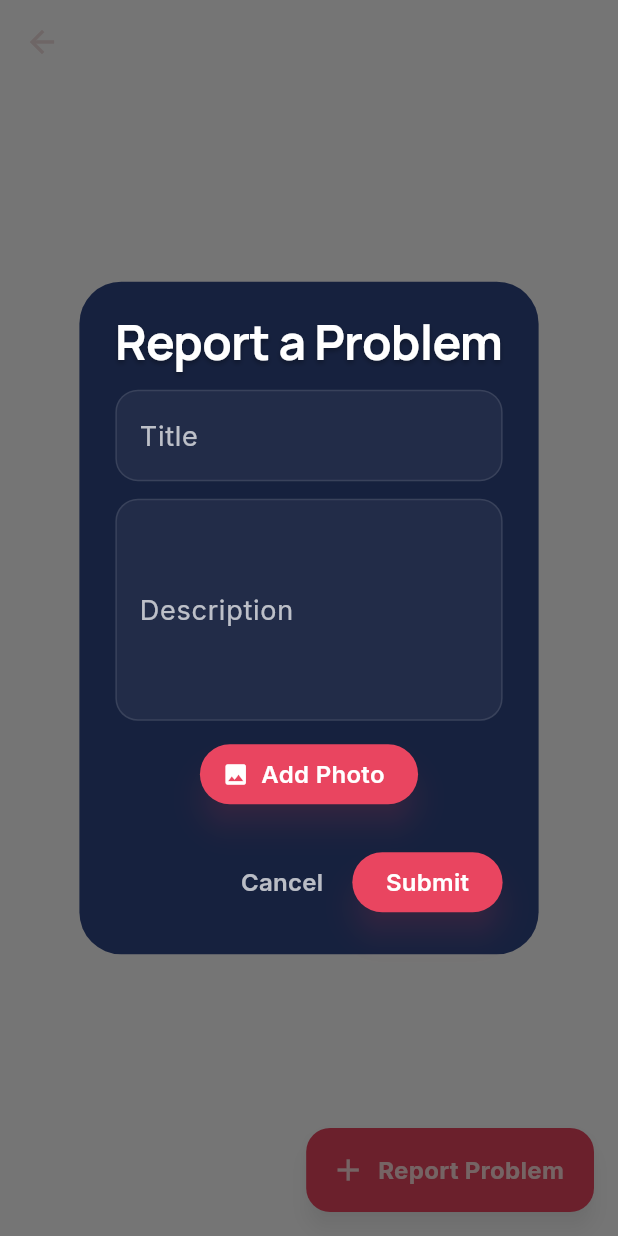
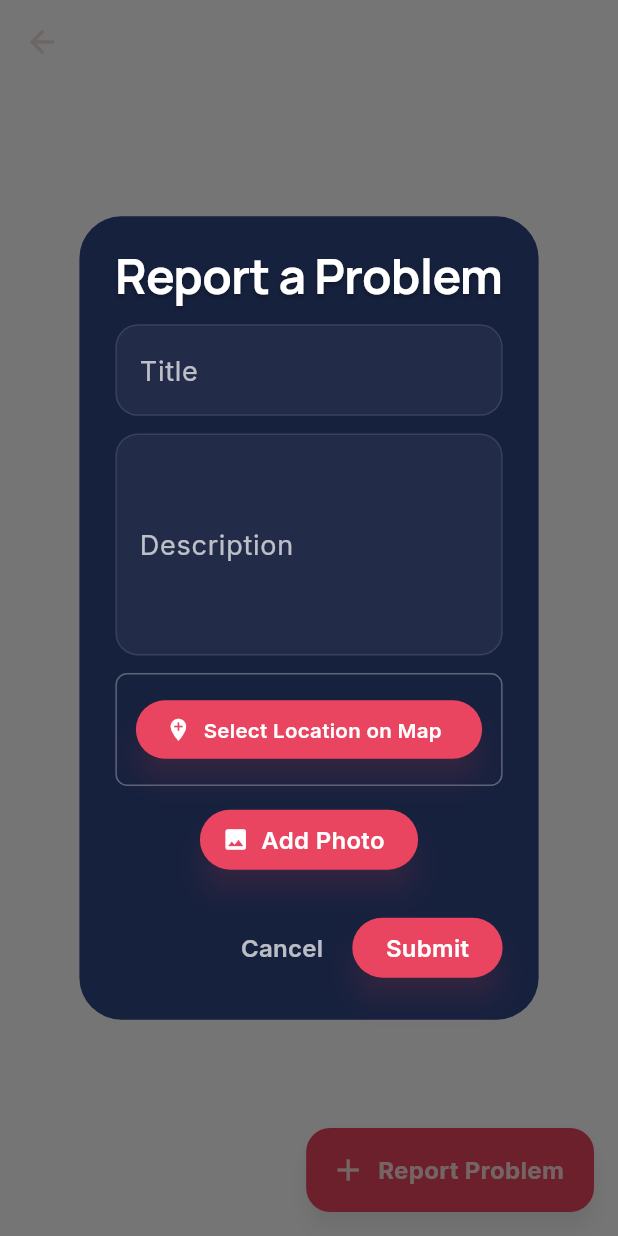
Before and after one commit to beulah12-cmd/beulynk, a Flutter app: the PostsScreen screen opened directly, after a tap on "Report Problem", on a phone screen of 412 x 824 dp. Run offline on Flutter 3.47's test engine with Material 3 defaults, Android fonts, the light colour scheme and no system bars; our stand-ins replace animated_text_kit, flutter_animate, flutter_screenutil, font_awesome_flutter, geolocator, google_fonts and 3 more; accounts and stored records are empty; network calls fail.

Commit message:
Add location picker for problem posts with Google Maps integration

```diff
--- a/blynk/lib/screens/posts_screen.dart
+++ b/blynk/lib/screens/posts_screen.dart
@@ -4,7 +4,9 @@ import 'package:google_fonts/google_fonts.dart';
 import 'package:flutter_screenutil/flutter_screenutil.dart';
 import 'package:image_picker/image_picker.dart';
 import 'package:flutter_animate/flutter_animate.dart';
+import 'package:google_maps_flutter/google_maps_flutter.dart';
 import '../services/api_service.dart';
+import 'location_picker_screen.dart';
 
 class PostsScreen extends StatefulWidget {
   const PostsScreen({super.key});
@@ -243,6 +245,7 @@ class _PostsScreenState extends State<PostsScreen> {
     final titleController = TextEditingController();
     final descriptionController = TextEditingController();
     File? selectedImage;
+    LatLng? selectedLocation;
 
     showDialog(
       context: context,
@@ -281,6 +284,94 @@ class _PostsScreenState extends State<PostsScreen> {
                   ),
                 ),
                 SizedBox(height: 12.h),
+
+                // Location selection
+                Container(
+                  padding: EdgeInsets.all(12.w),
+                  decoration: BoxDecoration(
+                    color: selectedLocation != null
+                        ? const Color(0xFF0F3460).withOpacity(0.5)
+                        : Colors.transparent,
+                    borderRadius: BorderRadius.circular(8.r),
+                    border: Border.all(
+                      color: selectedLocation != null
+                          ? const Color(0xFFE94560)
+                          : Colors.white.withOpacity(0.3),
+                    ),
+                  ),
+                  child: Column(
+                    crossAxisAlignment: CrossAxisAlignment.start,
+                    children: [
+                      if (selectedLocation != null) ...[
+                        Row(
+                          children: [
+                            Icon(
+                              Icons.location_on,
+                              color: const Color(0xFFE94560),
+                              size: 16.sp,
+                            ),
+                            SizedBox(width: 8.w),
+                            Expanded(
+                              child: Text(
+                                'Lat: ${selectedLocation!.latitude.toStringAsFixed(4)}\nLng: ${selectedLocation!.longitude.toStringAsFixed(4)}',
+                                style: GoogleFonts.inter(
+                                  fontSize: 12.sp,
+                                  color: Colors.white70,
+                                ),
+                              ),
+                            ),
+                          ],
+                        ),
+                        SizedBox(height: 8.h),
+                      ],
+                      ElevatedButton.icon(
+                        onPressed: () async {
+                          // Close dialog temporarily
+                          Navigator.pop(context);
+
+                          // Open location picker
+                          final LatLng? location = await Navigator.push(
+                            context,
+                            MaterialPageRoute(
+                              builder: (context) => LocationPickerScreen(
+                                initialLocation: selectedLocation,
+                              ),
+                            ),
+                          );
+
+                          // Reopen dialog with updated location
+                          if (location != null) {
+                            selectedLocation = location;
+                          }
+
+                          // Reopen the create post dialog
+                          _showCreatePostDialog();
+                          titleController.text = titleController.text;
+                          descriptionController.text = descriptionController.text;
+                        },
+                        icon: Icon(
+                          selectedLocation != null
+                              ? Icons.edit_location
+                              : Icons.add_location,
+                          size: 18.sp,
+                        ),
+                        style: ElevatedButton.styleFrom(
+                          backgroundColor: const Color(0xFFE94560),
+                          minimumSize: Size(double.infinity, 40.h),
+                        ),
+                        label: Text(
+                          selectedLocation != null
+                              ? 'Change Location'
+                              : 'Select Location on Map',
+                          style: GoogleFonts.inter(fontSize: 14.sp),
+                        ),
+                      ),
+                    ],
+                  ),
+                ),
+                SizedBox(height: 12.h),
+
+                // Photo selection
                 if (selectedImage != null)
                   ClipRRect(
                     borderRadius: BorderRadius.circular(8.r),
@@ -314,10 +405,21 @@ class _PostsScreenState extends State<PostsScreen> {
             ),
             ElevatedButton(
               onPressed: () async {
+                // Validation
                 if (titleController.text.isEmpty ||
                     descriptionController.text.isEmpty) {
                   ScaffoldMessenger.of(context).showSnackBar(
-                    SnackBar(content: Text('Please fill all fields')),
+                    const SnackBar(content: Text('Please fill title and description')),
+                  );
+                  return;
+                }
+
+                if (selectedLocation == null) {
+                  ScaffoldMessenger.of(context).showSnackBar(
+                    const SnackBar(
+                      content: Text('Please select location on map'),
+                      backgroundColor: Colors.orange,
+                    ),
                   );
                   return;
                 }
@@ -331,6 +433,8 @@ class _PostsScreenState extends State<PostsScreen> {
                 final result = await ApiService.createPost(
                   title: titleController.text,
                   description: descriptionController.text,
+                  latitude: selectedLocation!.latitude,
+                  longitude: selectedLocation!.longitude,
                   photoPath: selectedImage?.path,
                 );
 
--- a/blynk/pubspec.yaml
+++ b/blynk/pubspec.yaml
@@ -57,6 +57,8 @@ dependencies:
   # Maps and location
   google_maps_flutter: ^2.5.0
   geolocator: ^10.1.0
+  location: ^6.0.1
+  geocoding: ^2.1.0
 
   # Media pickers
   image_picker: ^1.0.7
```
Also changed, not shown: blynk/lib/screens/location_picker_screen.dart (added, +329 -0 lines), blynk/pubspec.lock, 2 other files.
